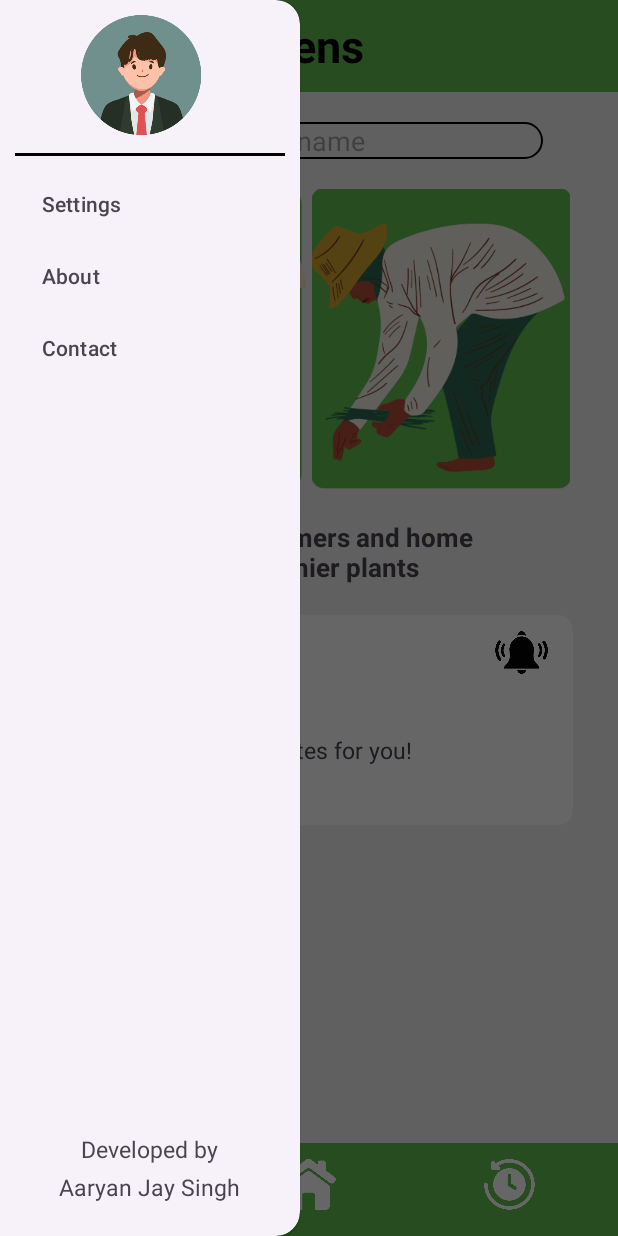
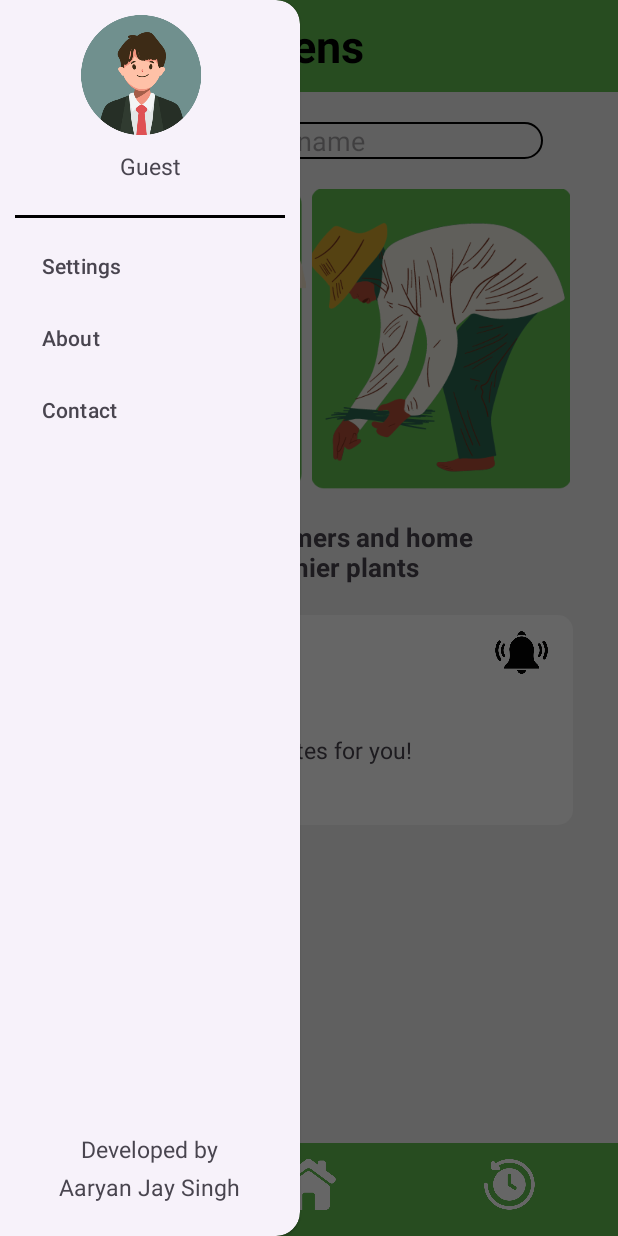
Before and after one commit to aaryansingh-dev/LeafLens, an Android app: the screen it shows after launch (MainActivity), with the side drawer open, on a phone screen of 412 x 824 dp. Run offline under Robolectric (Android 15) with nearby library versions, the phone set to English and light mode, and no system bars; our stand-ins replace Firebase (no records; nobody signed in at launch, a user with empty details on screens opened directly).

Commit message:
changes to the navigation menu

```diff
--- a/app/src/main/java/com/example/leaflens/MainActivity.java
+++ b/app/src/main/java/com/example/leaflens/MainActivity.java
@@ -10,15 +10,21 @@ import androidx.fragment.app.FragmentManager;
 import android.media.Image;
 import android.os.Bundle;
 import android.provider.Settings;
+import android.util.Log;
 import android.view.Gravity;
+import android.view.Menu;
 import android.view.MenuItem;
 import android.view.View;
 import android.widget.ImageView;
+import android.widget.TextView;
 import android.widget.Toast;
 
 import com.example.leaflens.BottomMenu.HistoryFragment;
 import com.example.leaflens.MenuOptions.SettingsFragment;
+import com.example.leaflens.entity.Profile;
 import com.google.android.material.navigation.NavigationView;
+
+import org.w3c.dom.Text;
 
 public class MainActivity extends AppCompatActivity implements NavigationView.OnNavigationItemSelectedListener {
 
@@ -27,6 +33,8 @@ public class MainActivity extends AppCompatActivity implements NavigationView.On
     ImageView historyButton;
     ImageView scanButton;
     DrawerLayout navigationDrawer;
+
+    Profile userProfile;    // user profile
 
     private String deviceID;
     private FirebaseManager dbManager;
@@ -50,6 +58,11 @@ public class MainActivity extends AppCompatActivity implements NavigationView.On
         // initializing navigation view
         NavigationView navigationView = findViewById(R.id.navigation_View);
         navigationView.setNavigationItemSelectedListener(this);
+
+        // getting user details and setting fields
+        View headerMenu = navigationView.getHeaderView(0);
+        TextView nameView = headerMenu.findViewById(R.id.menu_nameView);
+        fetchUserDetails(nameView);
 
         // initializing bottom buttons
         homepageButton = findViewById(R.id.app_footer_home);
@@ -94,7 +107,7 @@ public class MainActivity extends AppCompatActivity implements NavigationView.On
         if(itemId == R.id.menu_settings)
         {
             if(!(currentFragment instanceof SettingsFragment))
-                openFragment(SettingsFragment.newInstance(deviceID));
+                openFragment(new SettingsFragment(deviceID, userProfile));
         }
         navigationDrawer.closeDrawer(GravityCompat.START);
         return true;
@@ -129,4 +142,24 @@ public class MainActivity extends AppCompatActivity implements NavigationView.On
             }
         });
     }
+
+
+    private void fetchUserDetails(TextView nameView)
+    {
+        dbManager.fetchProfile(deviceID, new FirebaseManager.ProfileFetchListener() {
+            @Override
+            public void onProfileFetched(Profile profile) {
+                userProfile = profile;
+                if(profile != null)
+                    nameView.setText(profile.getName());
+                else
+                    nameView.setText("Guest");
+            }
+
+            @Override
+            public void onFailure(String error) {
+                Toast.makeText(getBaseContext(), error, Toast.LENGTH_SHORT).show();
+            }
+        });
+    }
 }
--- a/app/src/main/res/layout/navigation_menu_header.xml
+++ b/app/src/main/res/layout/navigation_menu_header.xml
@@ -24,6 +24,15 @@
             android:scaleType="fitCenter"/>
     </LinearLayout>
 
+    <TextView
+        android:id="@+id/menu_nameView"
+        android:layout_width="match_parent"
+        android:layout_height="wrap_content"
+        android:textAlignment="center"
+
+        android:text="Guest"
+        android:textSize="15sp"
+        android:layout_margin="10dp"/>
 
     <View
         android:layout_width="match_parent"
```
Also changed, not shown: app/src/main/java/com/example/leaflens/MenuOptions/SettingsFragment.java (+5 -27 lines), 1 other file.
